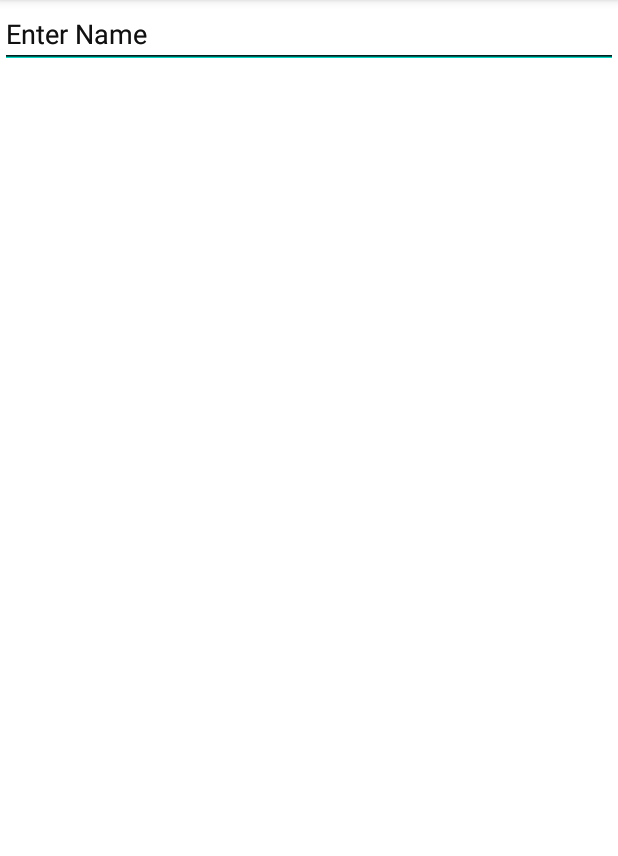
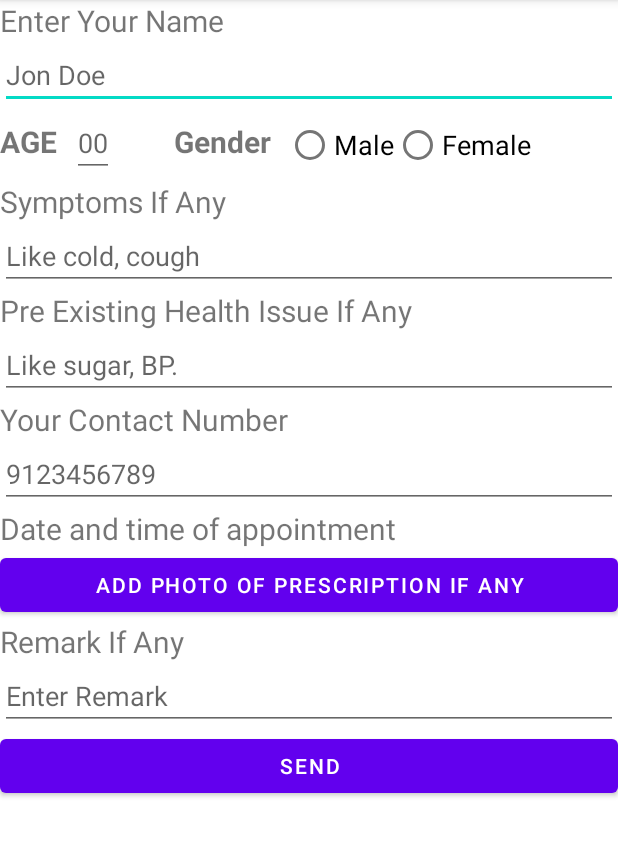
Before and after one commit to SkyrunnerOO7/Medi-help, an Android app: the DoctorsAppointment screen opened directly, with no data from a screen before it, on a phone screen of 412 x 824 dp, the part 84-940 px from its top. Run offline under Robolectric (Android 15) with nearby library versions, the phone set to English and light mode, and no system bars.

Commit message:
doctor's appointment and more

```diff
--- a/app/src/main/java/com/example/medihelp/PharmaActivity.java
+++ b/app/src/main/java/com/example/medihelp/PharmaActivity.java
@@ -14,10 +14,9 @@ import android.widget.Toast;
 
 public class PharmaActivity extends AppCompatActivity {
     int Dose = 0;
-    String name;
-    String remark;
 
-    //for the adding the photo of the prescription
+
+    //for adding the photo of the prescription=========================================================
     Button attachment;
     TextView tvAttachment;
     Uri URI = null;
--- a/app/src/main/res/layout/activity_doctors_appointment.xml
+++ b/app/src/main/res/layout/activity_doctors_appointment.xml
@@ -1,30 +1,159 @@
 <?xml version="1.0" encoding="utf-8"?>
-<androidx.constraintlayout.widget.ConstraintLayout xmlns:android="http://schemas.android.com/apk/res/android"
+<LinearLayout xmlns:android="http://schemas.android.com/apk/res/android"
     xmlns:app="http://schemas.android.com/apk/res-auto"
     xmlns:tools="http://schemas.android.com/tools"
     android:layout_width="match_parent"
     android:layout_height="match_parent"
-    tools:context=".DoctorsAppointment">
-
+    tools:context=".DoctorsAppointment"
+    android:orientation="vertical">
+<!--========================================NAME===============================================-->
+    <TextView
+        android:layout_width="wrap_content"
+        android:layout_height="wrap_content"
+        android:text="Enter Your Name"
+        android:textSize="20sp"/>
     <EditText
-        android:id="@+id/name_view"
+        android:id="@+id/name_appointment"
         android:layout_width="match_parent"
         android:layout_height="wrap_content"
-        android:hint="Enter Name"
+        android:hint="Jon Doe"
         android:inputType="textMultiLine"
         />
-    <EditText
-        android:id="@+id/Age"
+
+    <LinearLayout
         android:layout_width="match_parent"
         android:layout_height="wrap_content"
-        android:hint="Enter Name"
+        android:orientation="horizontal">
+        <!--=============AGE==========================================================================-->
+
+        <TextView
+            android:layout_width="wrap_content"
+            android:layout_height="wrap_content"
+            android:layout_marginRight="10dp"
+            android:text="AGE"
+            android:textSize="20sp"
+            android:textStyle="bold"/>
+        <EditText
+            android:id="@+id/age"
+            android:layout_width="wrap_content"
+            android:layout_height="wrap_content"
+            android:hint="00"
+            />
+
+        <!--======GENDER=================================================================================-->
+        <TextView
+            android:layout_width="wrap_content"
+            android:layout_height="wrap_content"
+            android:layout_marginLeft="40dp"
+            android:layout_marginRight="10dp"
+            android:text="Gender"
+            android:textSize="20sp"
+            android:textStyle="bold"/>
+        <RadioGroup
+            android:layout_width="wrap_content"
+            android:layout_height="wrap_content"
+            android:orientation="horizontal">
+            <RadioButton
+                android:id="@+id/male_radio_button"
+                android:layout_width="wrap_content"
+                android:layout_height="wrap_content"
+                android:text="Male"
+                android:textAppearance="?android:textAppearanceMedium" />
+            <RadioButton
+                android:id="@+id/female_radio_button"
+                android:layout_width="wrap_content"
+                android:layout_height="wrap_content"
+                android:text="Female"
+                android:textAppearance="?android:textAppearanceMedium" />
+        </RadioGroup>
+    </LinearLayout>
+
+    <!--========================================CURRENT DECEASE===============================================-->
+
+    <TextView
+        android:layout_width="wrap_content"
+        android:layout_height="wrap_content"
+        android:text="Symptoms If Any"
+        android:textSize="20sp"/>
+    <EditText
+        android:id="@+id/current_decease"
+        android:layout_width="match_parent"
+        android:layout_height="wrap_content"
+        android:hint="Like cold, cough"
         android:inputType="textMultiLine"
         />
+    <!--========================================PERMANENT DECEASE===============================================-->
+
+    <TextView
+        android:layout_width="wrap_content"
+        android:layout_height="wrap_content"
+        android:text="Pre Existing Health Issue If Any"
+        android:textSize="20sp"/>
+    <EditText
+        android:id="@+id/permanent_decease"
+        android:layout_width="match_parent"
+        android:layout_height="wrap_content"
+        android:hint="Like sugar, BP."
+        android:inputType="textMultiLine"
+        />
+    <!--========================================CONTACT===============================================-->
+    <TextView
+        android:layout_width="wrap_content"
+        android:layout_height="wrap_content"
+        android:text="Your Contact Number"
+        android:textSize="20sp"/>
     <EditText
         android:id="@+id/contact"
         android:layout_width="match_parent"
         android:layout_height="wrap_content"
-        android:hint="Enter Name"
+        android:hint="9123456789"
         android:inputType="textMultiLine"
         />
-</androidx.constraintlayout.widget.ConstraintLayout>
+    <!--========================================DATE AND TIME APPOINTMENT===============================================-->
+    <TextView
+        android:layout_width="match_parent"
+        android:layout_height="wrap_content"
+        android:text="Date and time of appointment"
+        android:textSize="20sp"/>
+
+
+
+
+    <!--========================================BUTTON OF PRESCRIPTION===============================================-->
+    <Button
+        android:id="@+id/photo_attachment"
+        android:layout_width="match_parent"
+        android:layout_height="wrap_content"
+        android:text="Add photo of Prescription if any"
+        />
+    <TextView
+        android:id="@+id/tvAttachment_dr"
+        android:layout_width="match_parent"
+        android:layout_height="wrap_content"
+        android:visibility="gone" />
+
+
+    <!--========================================REMARKS===============================================-->
+
+    <TextView
+        android:layout_width="wrap_content"
+        android:layout_height="wrap_content"
+        android:text="Remark If Any"
+        android:textSize="20sp"/>
+    <EditText
+        android:id="@+id/remark_appointment"
+        android:layout_width="match_parent"
+        android:layout_height="wrap_content"
+        android:hint="Enter Remark"
+        android:inputType="textMultiLine" />
+
+
+    <!--========================================SEND BUTTON===============================================-->
+    <Button
+        android:id="@+id/Send_appointment_button"
+        android:layout_width="match_parent"
+        android:layout_height="wrap_content"
+        android:onClick="submit_appointment"
+        android:text="Send"
+        />
+</LinearLayout>
--- a/app/src/main/res/layout/activity_pharma.xml
+++ b/app/src/main/res/layout/activity_pharma.xml
@@ -103,6 +103,7 @@
             android:layout_marginLeft="15dp"
             android:onClick="submitOrder"
             android:text="SEND" />
+
     </LinearLayout>
 
 </ScrollView>
```
Also changed, not shown: app/src/main/java/com/example/medihelp/DoctorsAppointment.java (+126 -0 lines), app/src/main/java/com/example/medihelp/MainActivity.java (+15 -2 lines).
